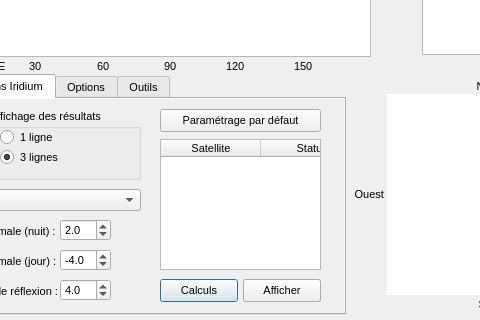
Old version of the form previsat.ui in the repository mconsidine/previsat_archive; both pictures show x 438 to 918 and y 370 to 690 of the 1068 by 690 pixel window.
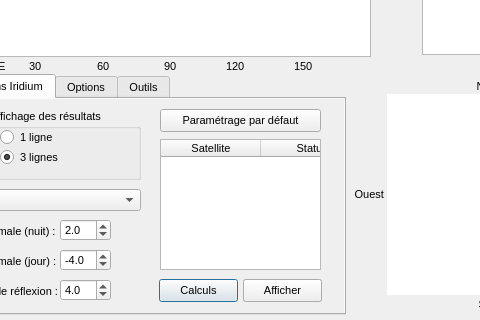
New version of the form. The open tabs and pages were chosen to show the change. Icons and pictures are not drawn.

Commit message: Ajout du calcul de la magnitude des satellites Iridium dans la fenetre principale

What changed in the file:
```diff
--- a/previsat.ui
+++ b/previsat.ui
@@ -6100,7 +6100,7 @@
              <rect>
               <x>673</x>
               <y>180</y>
-              <width>78</width>
+              <width>79</width>
               <height>23</height>
              </rect>
             </property>
@@ -6111,9 +6111,9 @@
            <widget class="QPushButton" name="calculsIri">
             <property name="geometry">
              <rect>
-              <x>590</x>
+              <x>589</x>
               <y>180</y>
-              <width>78</width>
+              <width>79</width>
               <height>23</height>
              </rect>
             </property>
@@ -6129,7 +6129,7 @@
              <rect>
               <x>673</x>
               <y>180</y>
-              <width>78</width>
+              <width>79</width>
               <height>23</height>
              </rect>
             </property>
```
The commit also changes 6 other files.
